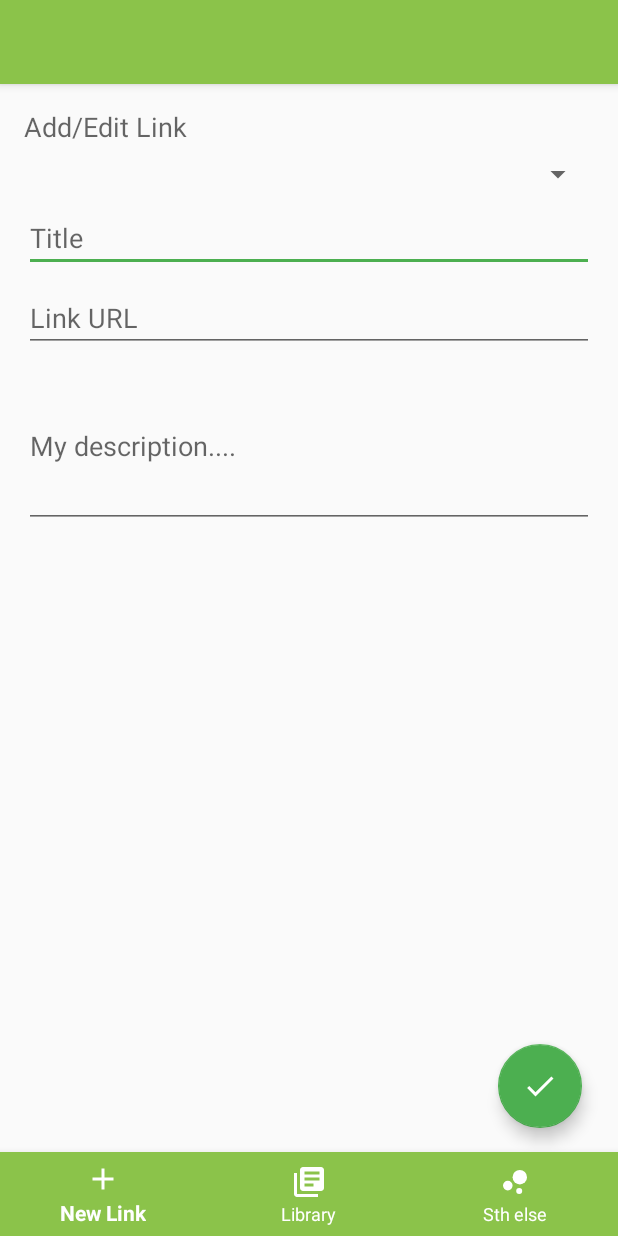
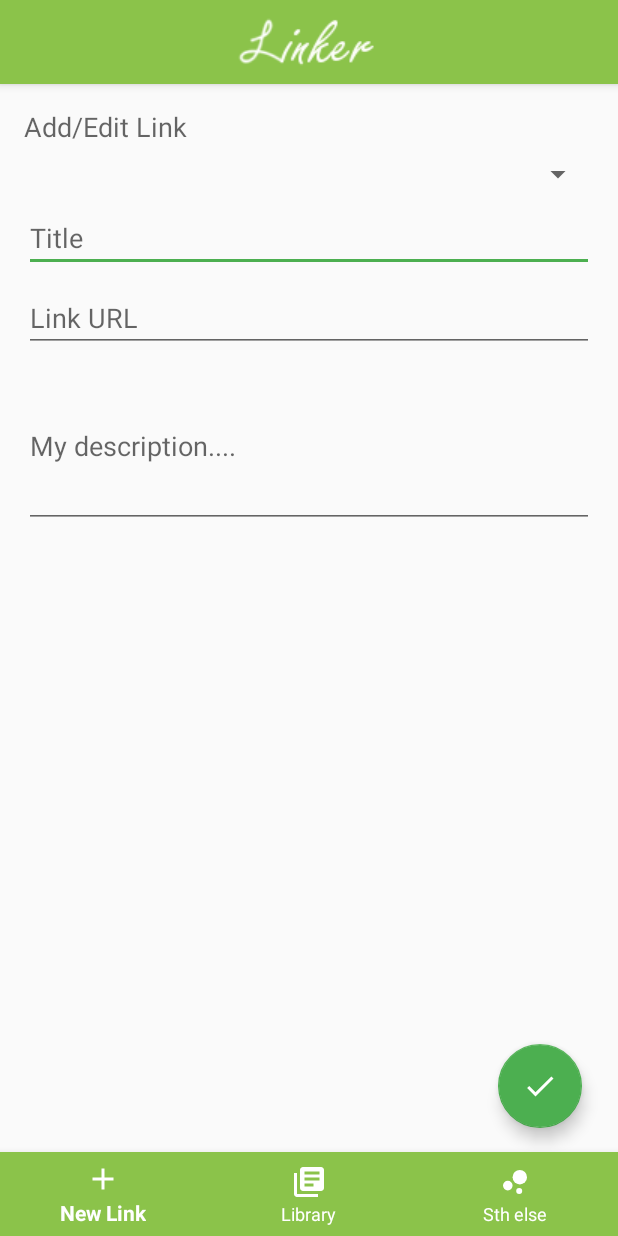
Before and after one commit to smutkiewicz/linker, an Android app: the layout activity_main.xml on its own in the app's theme, with its tools: preview values and no code run, on a phone screen of 412 x 824 dp. Run offline under Robolectric (Android 15) with nearby library versions, the phone set to English and light mode, and no system bars.

Commit message:
2-Splash screen added, appbar background added

```diff
--- a/app/src/main/java/studios/aestheticapps/linker/MainActivity.kt
+++ b/app/src/main/java/studios/aestheticapps/linker/MainActivity.kt
@@ -21,6 +21,7 @@ class MainActivity : AppCompatActivity()
         super.onCreate(savedInstanceState)
         setContentView(R.layout.activity_main)
         setSupportActionBar(toolbar)
+        supportActionBar?.setDisplayShowTitleEnabled(false)
     }
 
     override fun onResume()
--- /dev/null
+++ b/app/src/main/res/drawable/background_splash.xml
@@ -0,0 +1,12 @@
+<?xml version="1.0" encoding="utf-8"?>
+<layer-list xmlns:android="http://schemas.android.com/apk/res/android">
+
+    <item android:drawable="@color/colorPrimary"/>
+
+    <item>
+        <bitmap
+                android:gravity="center"
+                android:src="@drawable/linker_logo_256"/>
+    </item>
+
+</layer-list>
--- /dev/null
+++ b/app/src/main/res/drawable/background_toolbar.xml
@@ -0,0 +1,12 @@
+<?xml version="1.0" encoding="utf-8"?>
+<layer-list xmlns:android="http://schemas.android.com/apk/res/android">
+
+    <item android:drawable="@color/colorPrimary"/>
+
+    <item>
+        <bitmap
+                android:gravity="center"
+                android:src="@drawable/linker_background_font" />
+    </item>
+
+</layer-list>
--- a/app/src/main/res/layout/activity_main.xml
+++ b/app/src/main/res/layout/activity_main.xml
@@ -16,7 +16,7 @@
                 android:id="@+id/toolbar"
                 android:layout_width="match_parent"
                 android:layout_height="?attr/actionBarSize"
-                android:background="?attr/colorPrimary"
+                android:background="@drawable/background_toolbar"
                 app:popupTheme="@style/AppTheme.PopupOverlay"/>
 
     </android.support.design.widget.AppBarLayout>
--- a/app/src/main/res/values/styles.xml
+++ b/app/src/main/res/values/styles.xml
@@ -8,13 +8,20 @@
         <item name="colorAccent">@color/colorAccent</item>
         <item name="coordinatorLayoutStyle">@style/Widget.Support.CoordinatorLayout</item>
     </style>
+
     <style name="AppTheme.NoActionBar">
         <item name="windowActionBar">false</item>
         <item name="windowNoTitle">true</item>
         <item name="coordinatorLayoutStyle">@style/Widget.Support.CoordinatorLayout</item>
     </style>
+
     <style name="AppTheme.AppBarOverlay" parent="ThemeOverlay.AppCompat.Dark.ActionBar"/>
     <style name="AppTheme.PopupOverlay" parent="ThemeOverlay.AppCompat.Light"/>
+
+    <!-- Splash Screen theme. -->
+    <style name="SplashTheme" parent="Theme.AppCompat.NoActionBar">
+        <item name="android:windowBackground">@drawable/background_splash</item>
+    </style>
 
     <!--<style name="CardViewStyle" parent="CardView">
         <item name="app:cardBackgroundColor">#d9edf7</item>
```
Also changed, not shown: app/src/main/AndroidManifest.xml (+10 -6 lines), app/src/main/java/studios/aestheticapps/linker/SplashActivity.kt (added, +22 -0 lines), app/src/main/res/drawable/linker_background_font.png (added), app/src/main/res/drawable/linker_logo_256.png (added).
